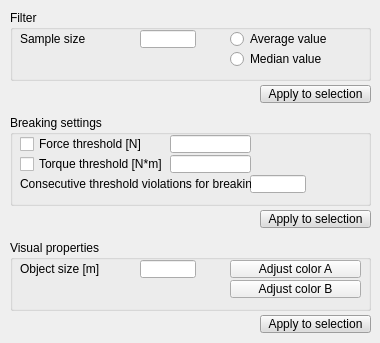
Above: ui/qdlgforcesensors.ui from CoppeliaRobotics/coppeliaSimLib before the change. Below: the same form after it.
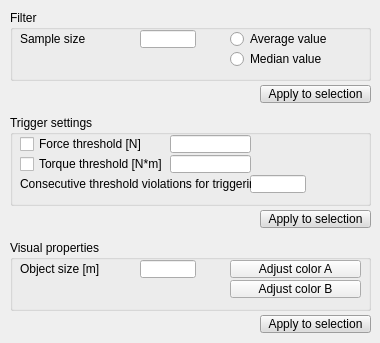
That is the form after the change.

What changed in the file:
```diff
--- a/ui/qdlgforcesensors.ui
+++ b/ui/qdlgforcesensors.ui
@@ -174,7 +174,7 @@
     </rect>
    </property>
    <property name="title">
-    <string>Breaking settings</string>
+    <string>Trigger settings</string>
    </property>
    <property name="flat">
     <bool>false</bool>
@@ -251,7 +251,7 @@
      </rect>
     </property>
     <property name="text">
-     <string>Consecutive threshold violations for breaking</string>
+     <string>Consecutive threshold violations for triggering</string>
     </property>
    </widget>
   </widget>
```
Left out of the diff: 81 changed lines with no effect on the pictures.
